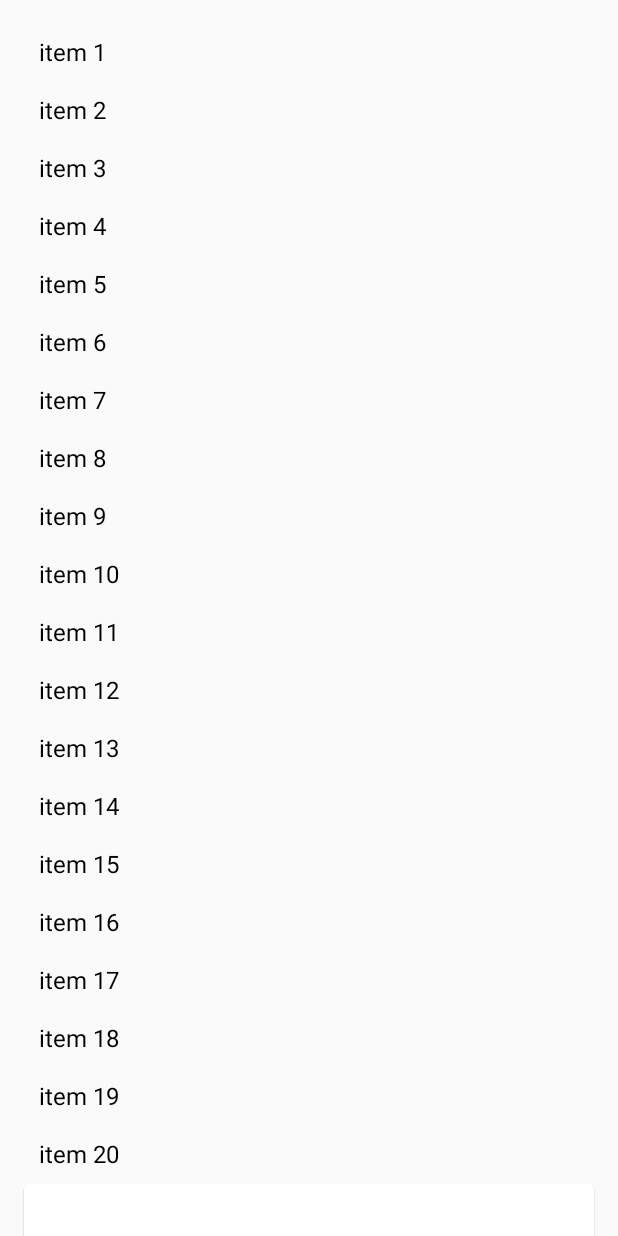
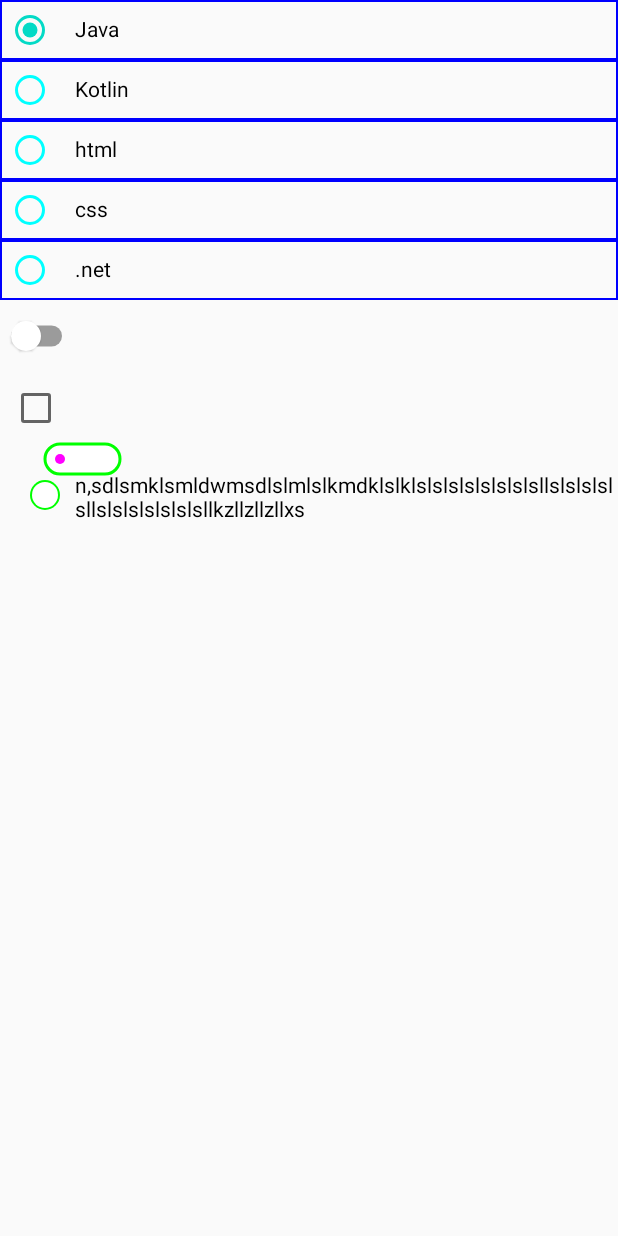
Before and after one commit to seenukt/compose_sample, an Android app built with Jetpack Compose: the screen it shows after launch (BoxActivity before the commit, ClassicComposeActivity after it), on a phone screen of 412 x 824 dp. Run offline under Robolectric (Android 15) with nearby library versions, the phone set to English and light mode, and no system bars.

Commit message:
custom design and compound button

```diff
--- a/app/build.gradle
+++ b/app/build.gradle
@@ -38,6 +38,7 @@ android {
     }
     composeOptions {
         kotlinCompilerExtensionVersion compose_version
+        kotlinCompilerVersion '1.6.10'
     }
     packagingOptions {
         resources {
@@ -54,6 +55,9 @@ dependencies {
     implementation "androidx.compose.ui:ui-tooling-preview:$compose_version"
     implementation 'androidx.lifecycle:lifecycle-runtime-ktx:2.4.1'
     implementation 'androidx.activity:activity-compose:1.4.0'
+    implementation 'androidx.appcompat:appcompat:1.4.2'
+    implementation 'com.google.android.material:material:1.6.1'
+    implementation 'androidx.constraintlayout:constraintlayout:2.1.4'
     testImplementation 'junit:junit:4.13.2'
     androidTestImplementation 'androidx.test.ext:junit:1.1.3'
     androidTestImplementation 'androidx.test.espresso:espresso-core:3.4.0'
--- /dev/null
+++ b/app/src/main/java/com/example/sidenavdrawer/classic_android_compose/ClassicComposeActivity.kt
@@ -0,0 +1,310 @@
+package com.example.sidenavdrawer.classic_android_compose
+
+import android.os.Bundle
+import android.widget.Toast
+import androidx.activity.ComponentActivity
+import androidx.activity.compose.setContent
+import androidx.compose.animation.core.animateFloatAsState
+import androidx.compose.foundation.*
+import androidx.compose.foundation.gestures.detectTapGestures
+import androidx.compose.foundation.interaction.MutableInteractionSource
+import androidx.compose.foundation.layout.*
+import androidx.compose.foundation.selection.selectable
+import androidx.compose.foundation.shape.CircleShape
+import androidx.compose.foundation.shape.RoundedCornerShape
+import androidx.compose.material.*
+import androidx.compose.material.TabRowDefaults.tabIndicatorOffset
+import androidx.compose.runtime.Composable
+import androidx.compose.runtime.getValue
+import androidx.compose.runtime.mutableStateOf
+import androidx.compose.runtime.remember
+import androidx.compose.ui.Alignment
+import androidx.compose.ui.Modifier
+import androidx.compose.ui.draw.clip
+import androidx.compose.ui.draw.scale
+import androidx.compose.ui.geometry.CornerRadius
+import androidx.compose.ui.geometry.Offset
+import androidx.compose.ui.graphics.Color
+import androidx.compose.ui.graphics.ColorFilter
+import androidx.compose.ui.graphics.PaintingStyle.Companion.Stroke
+import androidx.compose.ui.graphics.Shape
+import androidx.compose.ui.graphics.drawscope.Stroke
+import androidx.compose.ui.input.pointer.pointerInput
+import androidx.compose.ui.platform.LocalDensity
+import androidx.compose.ui.res.painterResource
+import androidx.compose.ui.unit.Dp
+import androidx.compose.ui.unit.dp
+import androidx.compose.ui.zIndex
+import com.example.sidenavdrawer.R
+
+class ClassicComposeActivity : ComponentActivity() {
+
+    override fun onCreate(savedInstanceState: Bundle?) {
+        super.onCreate(savedInstanceState)
+        setContent {
+
+
+            val radioOptions = listOf("Java", "Kotlin", "html", "css", ".net")
+
+            val (selectedOptions, onOptionSelected) = remember {
+                mutableStateOf(radioOptions[0])
+            }
+            val interactionSource  =  remember {
+                MutableInteractionSource()
+            }
+
+            val switchChecked = remember {
+                mutableStateOf(false)
+            }
+
+            Column(
+                horizontalAlignment = Alignment.CenterHorizontally,
+                modifier = Modifier.fillMaxSize()
+            ) {
+                Column {
+                    radioOptions.forEach { text ->
+
+                        Row(
+                            modifier = Modifier
+                                .fillMaxWidth()
+                                .border(width = 1.dp, color = Color.Blue),
+                            verticalAlignment = Alignment.CenterVertically
+                        ) {
+                            RadioButton(colors = RadioButtonDefaults.colors(unselectedColor = Color.Cyan),
+                                selected = text == selectedOptions,
+                                onClick = { onOptionSelected(text) },
+                                modifier = Modifier
+                                    .padding(10.dp)
+                                    .width(20.dp)
+                                    .height(20.dp)
+                                    .selectable(
+                                        selected = (text == selectedOptions),
+                                        onClick = { onOptionSelected(text) }
+                                    )
+                            )
+                            Text(
+                                text = text,
+                                modifier = Modifier
+                                    .padding(start = 10.dp, top = 0.dp)
+                                    .clickable(indication = null, interactionSource =interactionSource ){}
+                                    .selectable(
+                                        selected = (text == selectedOptions),
+                                        onClick = { onOptionSelected(text) }
+                                    )
+
+                            )
+                        }
+                    }
+
+                    Switch(
+                        checked = switchChecked.value,
+                        onCheckedChange = {
+                            switchChecked.value = it
+                            Toast.makeText(
+                                this@ClassicComposeActivity,
+                                it.toString(),
+                                Toast.LENGTH_SHORT
+                            ).show()
+                        },
+                        colors = SwitchDefaults.colors(
+                            checkedThumbColor = Color.Blue,
+                            checkedTrackColor = Color.Blue,
+                            checkedTrackAlpha = 0.3f
+                        )
+                    )
+
+                    Checkbox(
+                        checked = switchChecked.value,
+                        onCheckedChange = {
+                            switchChecked.value = it
+                            Toast.makeText(
+                                this@ClassicComposeActivity,
+                                it.toString(),
+                                Toast.LENGTH_SHORT
+                            ).show()
+                        },
+                    )
+
+                    CustomSwitch()
+// ------------custom check box
+                    val checked = remember {
+                        mutableStateOf(false)
+                    }
+                    Row(modifier = Modifier.fillMaxWidth()) {
+                        Box(
+                            modifier = Modifier
+                                .padding(start = 20.dp, top = 4.dp)
+                                .clickable(indication = null,interactionSource = interactionSource) {
+                                    checked.value = !checked.value
+                                }
+                                .clip(CircleShape)
+                                .size(20.dp)
+                                .background(Color.Green)
+                                .padding(1.dp)
+                                .clip(CircleShape)
+                                .background(Color.White)
+                                .padding(1.3.dp),
+                            contentAlignment = Alignment.Center
+                        ) {
+
+                            if (checked.value) {
+                                Image(
+                                    painter = painterResource(id = R.drawable.ic_tick),
+                                    contentDescription = ""
+                                )
+                            }
+                        }
+                        Text(text = "n,sdlsmklsmldwmsdlslmlslkmdklslklslslslslslslslsllslslslslsllslslslslslslsllkzllzllzllxs", modifier = Modifier
+                            .padding(start = 10.dp, top = 0.dp)
+                            .clickable(interactionSource = interactionSource, indication = null) {
+                                checked.value = !checked.value
+                            })
+
+
+                    }
+                }
+
+//
+//                    Switch2()
+
+//                    val items = (0..1)
+//                    var activeTabIndex by remember { mutableStateOf(0) }
+//
+//                    TabRow(
+//                        selectedTabIndex = activeTabIndex, backgroundColor = Color.Transparent,
+//                        indicator = {
+//                            Box(
+//                                Modifier
+//                                    .tabIndicatorOffset(it[activeTabIndex])
+//                                    .fillMaxSize()
+//                                    .background(color = Color.Cyan)
+//                                    .zIndex(-1F)
+//                            )
+//                        },
+//                    ) {
+//                        items.mapIndexed { i, item ->
+//                            Tab(selected = activeTabIndex == i, onClick = { activeTabIndex = i }) {
+//                                Icon(
+//                                    painter = painterResource(id = someIcon),
+//                                    contentDescription = null,
+//                                    tint = Color.Black,
+//                                    modifier = Modifier.padding(vertical = 20.dp)
+//                                )
+//                            }
+//                        }
+//                    }
+            }
+        }
+    }
+
+    @Composable
+    private fun CustomSwitch() {
+        val switchState = remember {
+            mutableStateOf(false)
+        }
+        val animatePosition = animateFloatAsState(
+            targetValue = if (switchState.value)
+                with(LocalDensity.current) { (40.dp).toPx() }
+            else
+                with(LocalDensity.current) { (10.dp).toPx() }
+        )
+
+        Canvas(modifier = Modifier
+            .padding(start = 30.dp)
+            .width(50.dp)
+            .height(20.dp)
+            .background(
+                color = if (switchState.value) Color.Gray else Color.White,
+                shape = RoundedCornerShape(10.dp)
+            )
+            .pointerInput(Unit) {
+                detectTapGestures(onTap = {
+                    switchState.value = !switchState.value
+                })
+            }) {
+
+            drawRoundRect(
+                color = Color.Green,
+                cornerRadius = CornerRadius(x = 25.dp.toPx(), y = 25.dp.toPx()),
+                style = Stroke(width = 2.dp.toPx()),
+            )
+
+            drawCircle( color = Color.Magenta, center = Offset(
+                x = animatePosition.value,
+                y = size.height/2
+            ), radius = size.height/2 - 10 )
+
+
+        }
+
+
+        // compose view existing xml
+
+//        val composeView = findViewById<ComposeView>(R.id.compose_view)
+//        composeView.apply {
+//            setContent {
+//                Text(text = "ajjajaja")
+//            }
+//        }
+    }
+}
+//@Composable
+//fun Switch2(
+//    scale: Float = 2f,
+//    width: Dp = 36.dp,
+//    height: Dp = 20.dp,
+//    strokeWidth: Dp = 2.dp,
+//    checkedTrackColor: Color = Color(0xFF35898F),
+//    uncheckedTrackColor: Color = Color(0xFFe0e0e0),
+//    gapBetweenThumbAndTrackEdge: Dp = 4.dp
+//) {
+//
+//    val switchON = remember {
+//        mutableStateOf(true) // Initially the switch is ON
+//    }
+//
+//    val thumbRadius = (height / 2) - gapBetweenThumbAndTrackEdge
+//
+//    // To move thumb, we need to calculate the position (along x axis)
+//    val animatePosition = animateFloatAsState(
+//        targetValue = if (switchON.value)
+//            with(LocalDensity.current) { (width - thumbRadius - gapBetweenThumbAndTrackEdge).toPx() }
+//        else
+//            with(LocalDensity.current) { (thumbRadius + gapBetweenThumbAndTrackEdge).toPx() }
+//    )
+//
+//    Canvas(
+//        modifier = Modifier.padding(start = 20.dp)
+//            .size(width = width, height = height)
+//            .scale(scale = scale)
+//            .pointerInput(Unit) {
+//                detectTapGestures(
+//                    onTap = {
+//                        // This is called when the user taps on the canvas
+//                        switchON.value = !switchON.value
+//                    }
+//                )
+//            }
+//    ) {
+//        // Track
+//        drawRoundRect(
+//            color = if (switchON.value) checkedTrackColor else uncheckedTrackColor,
+//            cornerRadius = CornerRadius(x = 10.dp.toPx(), y = 10.dp.toPx()),
+//            style = Stroke(width = strokeWidth.toPx()),
+//        )
+//
+//        // Thumb
+//        drawCircle(
+//            color = if (switchON.value) checkedTrackColor else uncheckedTrackColor,
+//            radius = thumbRadius.toPx(),
+//            center = Offset(
+//                x = animatePosition.value,
+//                y = size.height / 2
+//            )
+//        )
+//    }
+//
+//    Spacer(modifier = Modifier.height(18.dp))
+//
+//    Text(text = if (switchON.value) "ON" else "OFF")
+//}
--- a/app/src/main/res/drawable/ic_tick.xml
+++ b/app/src/main/res/drawable/ic_tick.xml
@@ -5,7 +5,7 @@
     android:viewportHeight="24">
   <path
       android:pathData="M12,12m-12,0a12,12 0,1 1,24 0a12,12 0,1 1,-24 0"
-      android:fillColor="#C6DC1919"/>
+      android:fillColor="#C663DC42"/>
   <path
       android:pathData="M17.74,9.392L10.566,16.696L7.305,13.376"
       android:fillColor="#00A60505"/>
@@ -14,6 +14,6 @@
       android:strokeLineJoin="round"
       android:strokeWidth="1.5"
       android:fillColor="#00000000"
-      android:strokeColor="#935353"
+      android:strokeColor="#1D6509"
       android:strokeLineCap="round"/>
 </vector>
```
Also changed, not shown: app/src/main/AndroidManifest.xml (+12 -8 lines), app/src/main/java/com/example/sidenavdrawer/classic_android_compose/ComposeViewFragment.kt (added, +34 -0 lines), app/src/main/res/layout/activity_classic_compose.xml (added, +24 -0 lines).
